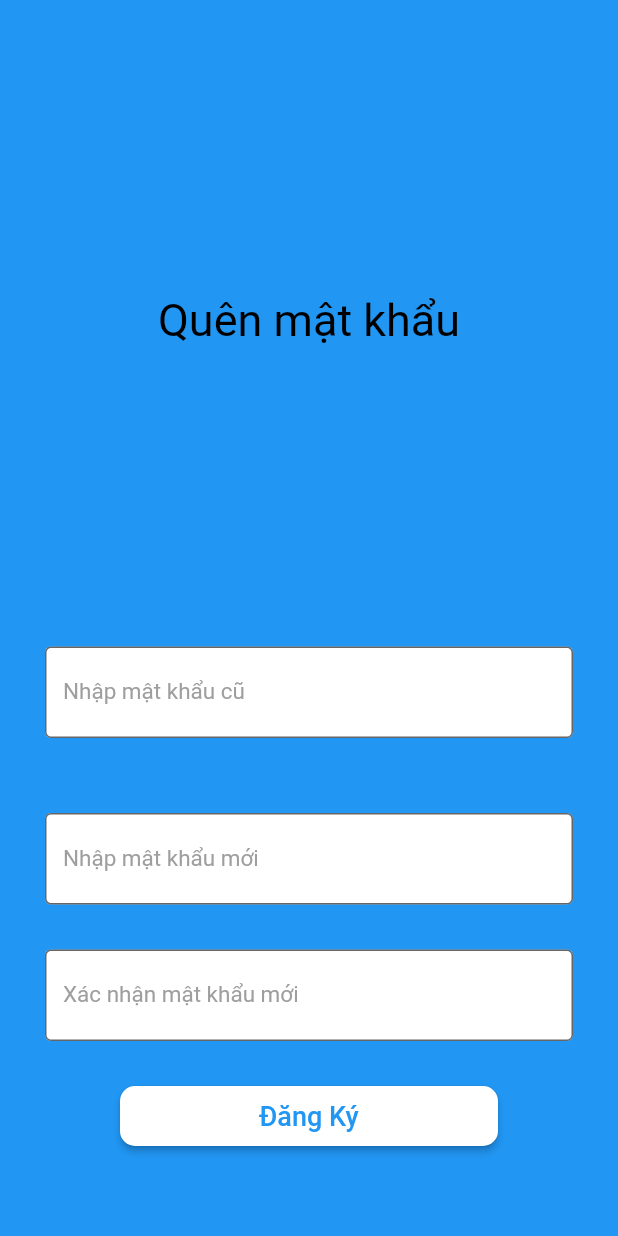
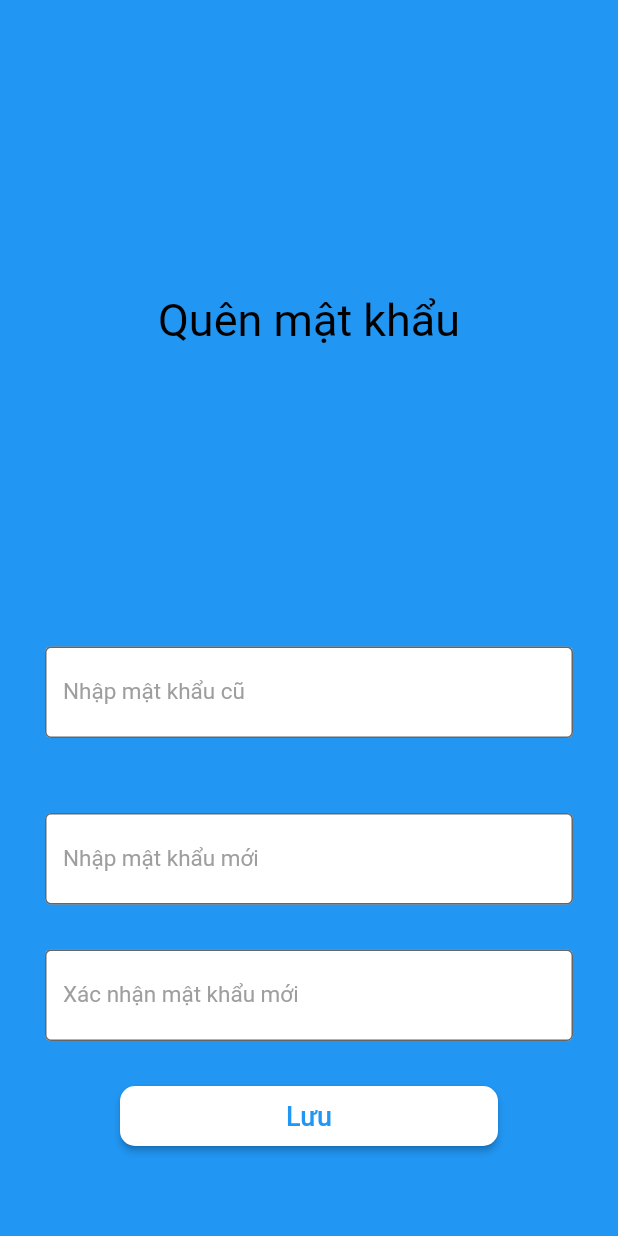
Before and after one commit to NguyenMinhDuc217/studentinformationmanagement, a Flutter app: the screen it shows after launch, after a tap on "Đăng ký", on a phone screen of 412 x 824 dp. Run offline on Flutter 3.47's test engine with Material 2 defaults, Android fonts, the light colour scheme and no system bars.

Commit message:
quen mat khau

```diff
--- a/lib/register.dart
+++ b/lib/register.dart
@@ -81,7 +81,7 @@ class _RegisterState extends State<Register> {
                         borderRadius: BorderRadius.all(Radius.circular(10))),
                     onPressed: () {},
                     child: Text(
-                      "Đăng Ký",
+                      "Lưu",
                       style: TextStyle(color: Colors.blue, fontSize: 18),
                     ),
                   ),
```
